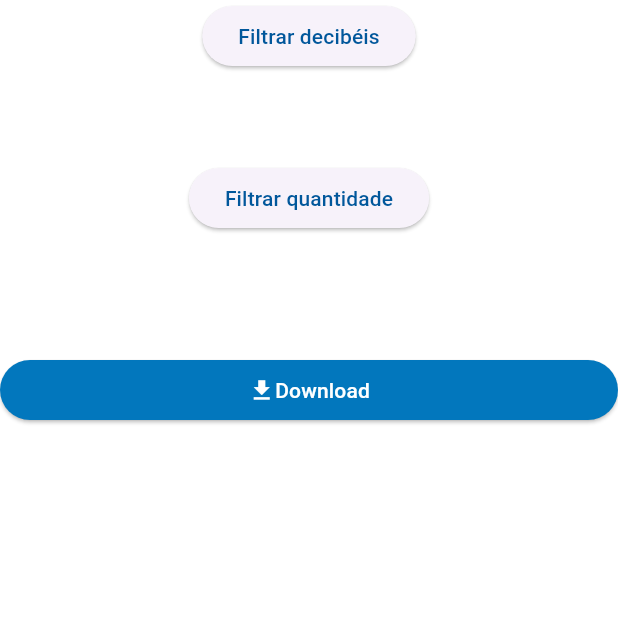
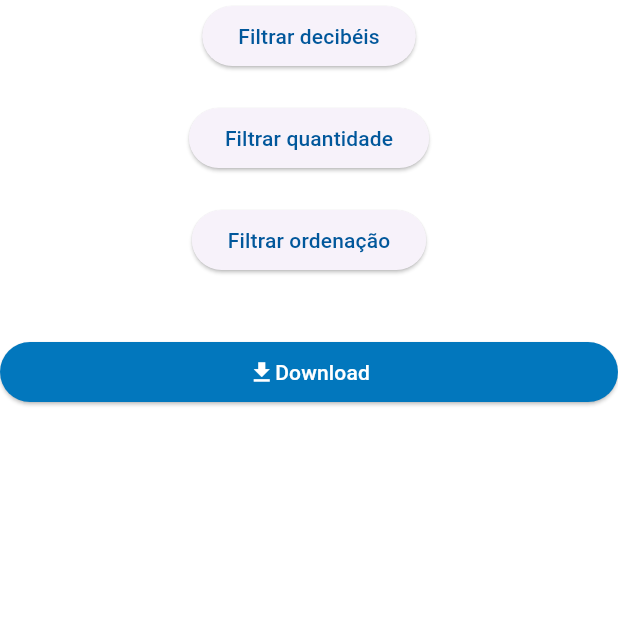
Before and after one commit to lucas-bernardino/ufsc-iniciacao-cientifica, a Flutter app: the MicFilter screen opened directly, on a phone screen of 412 x 824 dp, the top half of it. Run offline on Flutter 3.47's test engine with Material 3 defaults, Android fonts, the phone set to English and light mode, and no system bars; our stand-ins replace dio, flutter_dotenv, syncfusion_flutter_charts; network calls fail.

Commit message:
Add button and slider that controls the ordenation in which data will be saved to the .csv file

```diff
--- a/ui/lib/filter.dart
+++ b/ui/lib/filter.dart
@@ -46,7 +46,7 @@ Future<void> fetchCsv(double min, double limit, String ordered) async {
     options: Options(responseType: ResponseType.stream),
   );
 
-  final file = File('TENTATIVA.csv');
+  final file = File('hashua.csv');
   final fileStream = file.openWrite();
 
   await for (final chunk in rs.data.stream) {
@@ -68,9 +68,11 @@ class _MicFilterState extends State<MicFilter> {
   late Future<MicResponse> futureAlbum;
   double _decibelsslidervalue = 400;
   double _limitslidervalue = 0;
+  double _ordenationslidervalue = 0;
 
   bool _decibels_flag = false;
   bool _limit_flag = false;
+  bool _ordenation_flag = false;
 
   @override
   void initState() {
@@ -90,11 +92,11 @@ class _MicFilterState extends State<MicFilter> {
             ElevatedButton(
             onPressed: () => {setState(() {
           _decibels_flag = !_decibels_flag;
-        })}, child: Text("Filtrar decibéis", style: TextStyle(color: Colors.lightBlue.shade900)))],),
+           })}, child: Text("Filtrar decibéis", style: TextStyle(color: Colors.lightBlue.shade900)))],),
         Visibility(
           visible: _decibels_flag,
           child: Column(children: [
-            SizedBox(height: 70,),
+            SizedBox(height: 30,),
           const Text("Valor mínimo decibéis", style: TextStyle(color: Colors.white),),
           Slider(
             activeColor: Colors.lightBlue.shade800,
@@ -110,14 +112,14 @@ class _MicFilterState extends State<MicFilter> {
             },
           )
         ],),),
-        SizedBox(height: 60),
+        SizedBox(height: 20),
         Row(
           mainAxisAlignment: MainAxisAlignment.center,
           children: [ElevatedButton(onPressed: () => {setState(() {
           _limit_flag = !_limit_flag;
         })}, child: Text("Filtrar quantidade", style: TextStyle(color: Colors.lightBlue.shade900)))],),
         Visibility(visible: _limit_flag, child: Column(children: [
-          SizedBox(height: 70,),
+          SizedBox(height: 30,),
           Text("Quantidade de dados", style: TextStyle(color: Colors.white)),
           Slider(
             activeColor: Colors.lightBlue.shade800,
@@ -132,14 +134,37 @@ class _MicFilterState extends State<MicFilter> {
               });
             },
           )
+        ],)),
+        SizedBox(height: 20),
+        Row(
+          mainAxisAlignment: MainAxisAlignment.center,
+          children: [ElevatedButton(onPressed: () => {setState(() {
+            _ordenation_flag = !_ordenation_flag;
+          })}, child: Text("Filtrar ordenação", style: TextStyle(color: Colors.lightBlue.shade900)))],),
+        Visibility(visible: _ordenation_flag, child: Column(children: [
+          SizedBox(height: 30,),
+          Text("Ordenação decrescente", style: TextStyle(color: Colors.white)),
+          Slider(
+            activeColor: Colors.lightBlue.shade800,
+            value: _ordenationslidervalue,
+            max: 1,
+            min: 0,
+            divisions: 1,
+            label: _ordenationslidervalue == 0 ? "Decibéis" : "Data de Criação",
+            onChanged: (double value) {
+              setState(() {
+                _ordenationslidervalue = value;
+              });
+            },
+          )
         ],))
         ,
         SizedBox(height: 10,),
         Column(
           children: [
-            SizedBox(height: 70,),
+            SizedBox(height: 30,),
             ElevatedButton(
-          onPressed: () { fetchCsv(_decibelsslidervalue, _limitslidervalue, "created_at"); },
+          onPressed: () { fetchCsv(_decibelsslidervalue, _limitslidervalue, _ordenationslidervalue == 0 ? "decibels" : "created_at"); },
           style: ElevatedButton.styleFrom(backgroundColor: Colors.lightBlue.shade800),
           child: const Row(
             mainAxisAlignment: MainAxisAlignment.center,
```
